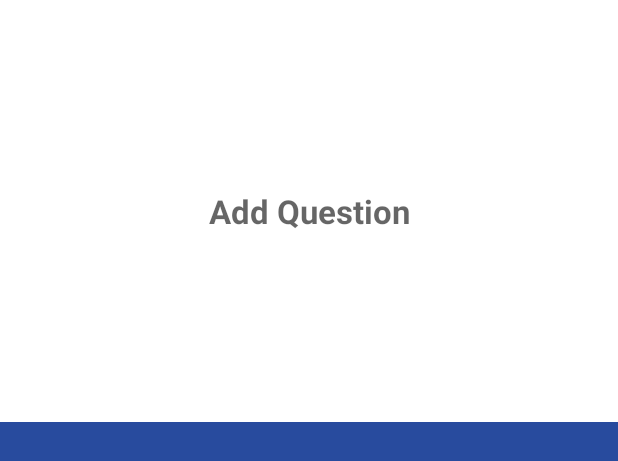
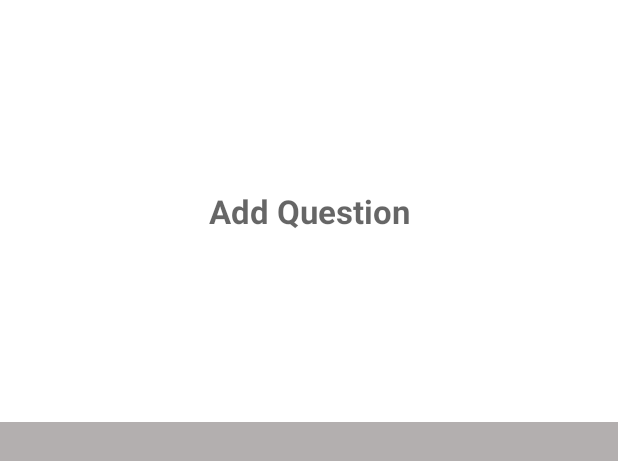
Before and after one commit to ucsdCSE110wi16/CSE110M260T12, an Android app: the layout fragment_main.xml on its own in the app's theme, with its tools: preview values and no code run, on a phone screen of 412 x 824 dp. Shown: the top 461 px of the screen. Run offline under Robolectric (Android 15) with nearby library versions, the light colour scheme and no system bars.

Commit message:
multiple choice added

```diff
--- a/app/src/main/java/com/cards/flash/testez/AddNewFlashCard.java
+++ /dev/null
@@ -1,202 +0,0 @@
-package com.cards.flash.testez;
-
-import android.content.Context;
-import android.graphics.Color;
-import android.graphics.PorterDuff;
-import android.graphics.Typeface;
-import android.text.Editable;
-import android.text.InputFilter;
-import android.text.Layout;
-import android.text.TextWatcher;
-import android.util.AttributeSet;
-import android.util.Log;
-import android.view.Gravity;
-import android.view.View;
-import android.view.ViewGroup;
-import android.widget.Button;
-import android.widget.EditText;
-import android.widget.LinearLayout;
-import android.widget.RelativeLayout;
-import android.widget.TableRow;
-
-/**
- * Created by gurkiratsingh on 2/1/16.
- */
-public class AddNewFlashCard extends FlashCardFlip {
-
-    private String question;
-    private String tf_answer;
-    private String[] mult_choice_array;
-    private int mult_choice_answer;
-    private Context context;
-    private EditText editText;
-    private Button tf_button;
-    private Button mc_button;
-    private LinearLayout tf_layout;
-
-    public AddNewFlashCard(Context context) {
-        super(context);
-        initialize(context);
-    }
-    public AddNewFlashCard(Context context, AttributeSet attrs) {
-        super(context, attrs);
-        initialize(context);
-    }
-
-    public AddNewFlashCard(Context context, AttributeSet attrs, int defStyle) {
-        super(context, attrs, defStyle);
-        initialize(context);
-    }
-    private void initialize(Context context){
-        this.context = context;
-
-        configureQuestionSide();
-        configureAnswerSide();
-    }
-
-    private void configureQuestionSide(){
-
-        editText = new EditText(context);
-        RelativeLayout.LayoutParams relParams = new RelativeLayout.LayoutParams(ViewGroup.LayoutParams.MATCH_PARENT,
-                ViewGroup.LayoutParams.WRAP_CONTENT);
-        relParams.addRule(RelativeLayout.CENTER_HORIZONTAL | RelativeLayout.CENTER_VERTICAL);
-        editText.setLayoutParams(relParams);
-        editText.setBackgroundColor(Color.WHITE);
-        editText.setPadding(50, 0, 50, 0);
-        editText.setFilters(new InputFilter[]{new InputFilter.AllCaps()});
-        editText.setTextSize(22);
-        editText.setTextAlignment(TEXT_ALIGNMENT_CENTER);
-        editText.setTypeface(null, Typeface.BOLD);
-        editText.setHint("Add Question");
-        editText.setMaxHeight(this.getLayoutParams().height - 340);
-        editText.setMovementMethod(null);
-
-        editText.addTextChangedListener(new TextWatcher() {
-            public void onTextChanged(CharSequence s, int start, int before, int count) {
-            }
-
-            public void beforeTextChanged(CharSequence s, int start, int count, int after) {
-            }
-
-            public void afterTextChanged(Editable s) {
-                for (int i = s.length(); i > 0; i--) {
-                    if (s.subSequence(i - 1, i).toString().equals("\n"))
-                        s.replace(i - 1, i, "");
-
-                }
-            }
-        });
-        frontSide.addView(editText,relParams);
-    }
-
-    public String getQuestion(){
-        return editText.getText().toString();
-    }
-
-    public String getTF_answer(){
-        return tf_answer;
-    }
-
-    public int getMult_choice_answer(){
-        return mult_choice_answer;
-    }
-
-    private void createTFLayout(){
-
-        int height_avail = super.getLayoutParams().height - (int) (MainActivity.screenWidth * 0.094);
-
-        tf_layout = new LinearLayout(context);
-        tf_layout.setOrientation(LinearLayout.VERTICAL);
-
-        RelativeLayout.LayoutParams tf_params = new RelativeLayout.LayoutParams(
-                LayoutParams.WRAP_CONTENT, LayoutParams.WRAP_CONTENT);
-        tf_params.addRule(RelativeLayout.CENTER_HORIZONTAL);
-
-        Button trueButton = new Button(context);
-        LinearLayout.LayoutParams t_button_params = new LinearLayout.LayoutParams((int)(MainActivity.screenWidth * 0.5)
-                , (int)(MainActivity.screenWidth * 0.12));
-        t_button_params.setMargins(0, 0, 0, 80);
-        trueButton.setLayoutParams(t_button_params);
-        trueButton.setBackground(getResources().getDrawable(R.drawable.truebutton));
-        trueButton.setText("TRUE");
-        setButtonConfig(trueButton);
-        tf_layout.addView(trueButton);
-
-        Button falseButton = new Button(context);
-        LinearLayout.LayoutParams f_button_params = new LinearLayout.LayoutParams((int)(MainActivity.screenWidth * 0.5)
-                , (int)(MainActivity.screenWidth * 0.12));
-        falseButton.setLayoutParams(f_button_params);
-        falseButton.setBackground(getResources().getDrawable(R.drawable.falsebutton));
-        falseButton.setText("FALSE");
-        setButtonConfig(falseButton);
-
-        tf_layout.addView(falseButton);
-        tf_layout.setY((height_avail - (int) ((MainActivity.screenWidth * 0.12) + (MainActivity.screenWidth * 0.094)
-                + 80)) / 2);
-
-        backSide.addView(tf_layout, tf_params);
-
-    }
-    private void setButtonConfig(final Button button){
-        button.setTextColor(Color.WHITE);
-        button.setTypeface(null, Typeface.BOLD);
-        button.setTextAlignment(TEXT_ALIGNMENT_CENTER);
-        button.setTextSize(20);
-        button.setPadding(10, 10, 10, 10);
-        button.setOnClickListener(new OnClickListener() {
-            @Override
-            public void onClick(View v) {
-                String userAnswer = button.getText().toString().toLowerCase();
-                if (userAnswer == tf_answer.toLowerCase()){
-                    //correct answer TODO
-                }else{
-                    //wrong answer
-                }
-            }
-        });
-    }
-    private void configureAnswerSide() {
-
-        RelativeLayout.LayoutParams top_buttons_params = new RelativeLayout.LayoutParams(
-                MainActivity.screenWidth/2, (int) (MainActivity.screenWidth * 0.094));
-        mc_button = new Button(context);
-        mc_button.setText("Multiple Choice");
-        mc_button.setTextColor(Color.WHITE);
-        mc_button.setBackgroundColor(Color.parseColor("#063aa5"));
-        mc_button.setTextSize(13);
-        mc_button.getBackground().setAlpha(190);
-        mc_button.setLayoutParams(top_buttons_params);
-        mc_button.setOnClickListener(new OnClickListener() {
-            @Override
-            public void onClick(View v) {
-                mc_button.setEnabled(false);
-                mc_button.getBackground().setAlpha(135);
-                tf_button.setEnabled(true);
-                tf_button.getBackground().setAlpha(190);
-
-            }
-        });
-        backSide.addView(mc_button);
-
-        tf_button = new Button(context);
-        tf_button.setText("True/False");
-        tf_button.setTextColor(Color.WHITE);
-        tf_button.setBackgroundColor(Color.parseColor("#063aa5"));
-        tf_button.setTextSize(13);
-        tf_button.getBackground().setAlpha(190);
-        tf_button.setLayoutParams(top_buttons_params);
-        tf_button.setX(MainActivity.screenWidth / 2);
-        tf_button.setOnClickListener(new OnClickListener() {
-            @Override
-            public void onClick(View v) {
-                mc_button.setEnabled(true);
-                mc_button.getBackground().setAlpha(190);
-                tf_button.setEnabled(false);
-                tf_button.getBackground().setAlpha(135);
-            }
-        });
-        backSide.addView(tf_button);
-
-        createTFLayout();
-    }
-}
--- a/app/src/main/res/layout/card_question_side.xml
+++ b/app/src/main/res/layout/card_question_side.xml
@@ -7,19 +7,4 @@
     android:scaleType="fitCenter"
     android:layout_gravity="center">
 
-    <!--<EditText
-        android:layout_width="match_parent"
-        android:layout_height="wrap_content"
-        android:id="@+id/question_text_field"
-        android:layout_centerVertical="true"
-        android:layout_centerHorizontal="true"
-        android:paddingRight="10dp"
-        android:paddingLeft="10dp"
-        android:capitalize="characters"
-        android:elevation="5dp"
-        android:textSize="17sp"
-        android:textAlignment="center"
-        android:textStyle="bold"
-        android:hint="Add Question"
-        android:backgroundTint="#ffffff" /> -->
 </RelativeLayout>
--- a/app/src/main/res/layout/fragment_main.xml
+++ b/app/src/main/res/layout/fragment_main.xml
@@ -3,7 +3,7 @@
     android:layout_width="fill_parent"
     android:layout_height="fill_parent"
     tools:context="com.cards.flash.testez.MainActivity$PlaceholderFragment"
-    android:background="#284b9e">
+    android:background="#b3afaf">
     <!--android:paddingBottom="@dimen/activity_vertical_margin"
     android:paddingLeft="@dimen/activity_horizontal_margin"
     android:paddingRight="@dimen/activity_horizontal_margin"
@@ -24,9 +24,8 @@
         android:layout_width="match_parent"
         android:layout_height="match_parent" />
         -->
-    <com.cards.flash.testez.AddNewFlashCard
+    <com.cards.flash.testez.AddFlashCard
         android:layout_width="match_parent"
         android:layout_height="wrap_content" />
 
-
 </RelativeLayout>
--- a/app/src/main/res/values/colors.xml
+++ b/app/src/main/res/values/colors.xml
@@ -1,5 +1,5 @@
 <?xml version="1.0" encoding="utf-8"?>
 <resources>
-    <item name="mudBlue" type="color">#3473c6</item>
-    <item name="brightBlue" type="color">#0056c7</item>
+    <item name="mudBlue" type="color">#359bfa</item>
+    <item name="brightBlue" type="color">#1e7dea</item>
 </resources>
```
Also changed, not shown: app/src/main/java/com/cards/flash/testez/AddFlashCard.java (added, +356 -0 lines), app/src/main/java/com/cards/flash/testez/FlashCard.java (added, +14 -0 lines), app/src/main/java/com/cards/flash/testez/FlashCardEnum.java (added, +10 -0 lines), app/src/main/res/layout/multi_choice_layout.xml (added, +50 -0 lines), app/src/main/res/drawable/checkmark.png (added), app/src/main/res/drawable/wrong.png (added).
